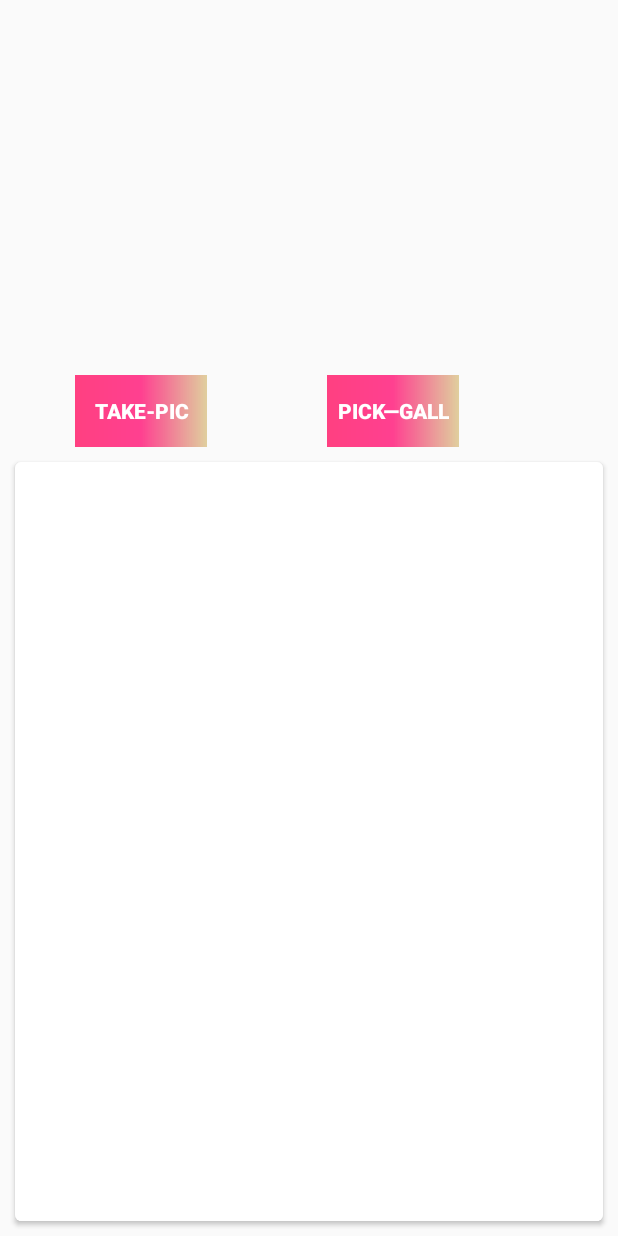
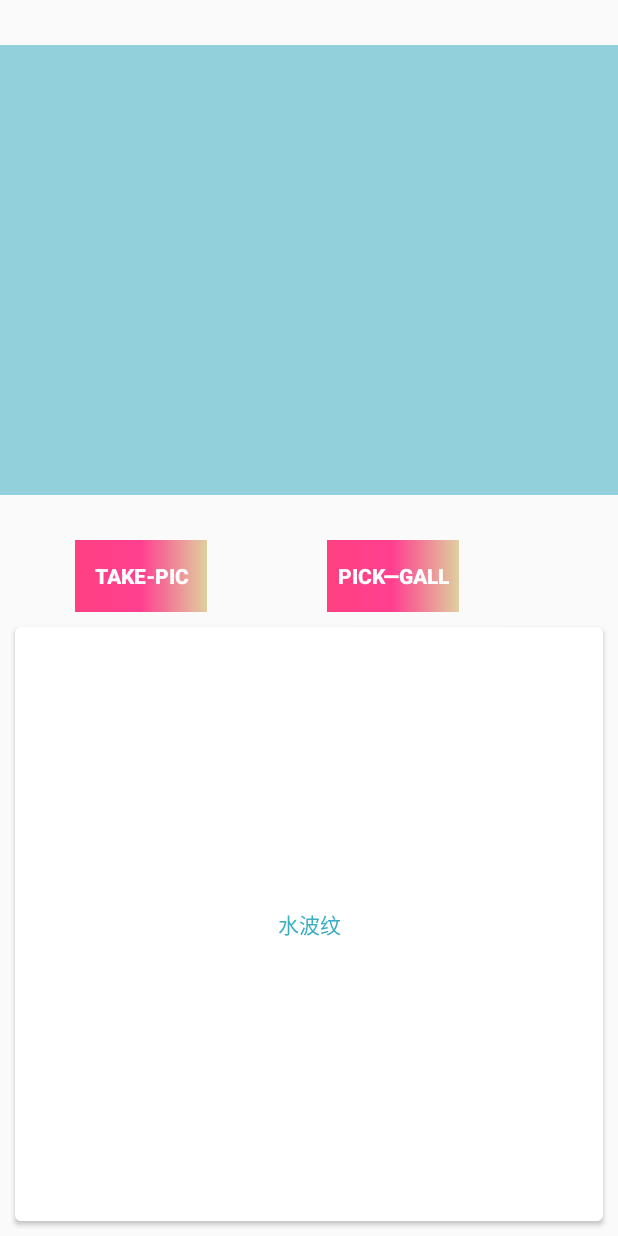
Before and after one commit to ShellRay/LittleHabit, an Android app: the CustomPhotoActivity screen opened directly, with no data from a screen before it, on a phone screen of 412 x 824 dp. Run offline under Robolectric (Android 15) with nearby library versions, the phone set to English and light mode, and no system bars; libraries missing offline, so code that uses them is left out: com.gyf.barlibrary; 1 statement that could not run was skipped.

Commit message:
seven commit

```diff
--- a/frescogif/app/src/main/java/com/example/frescogif/view/NbPhotoCropView/UCropView.java
+++ b/frescogif/app/src/main/java/com/example/frescogif/view/NbPhotoCropView/UCropView.java
@@ -57,4 +57,9 @@ public class UCropView extends FrameLayout {
         return mViewOverlay;
     }
 
+    public void setPostInvite() {
+        mGestureCropImageView.postInvalidate();
+        mViewOverlay.postInvalidate();
+        this.postInvalidate();
+    }
 }
--- a/frescogif/app/src/main/res/layout/activity_custom_photo.xml
+++ b/frescogif/app/src/main/res/layout/activity_custom_photo.xml
@@ -5,9 +5,11 @@
 
     <ImageView
         android:id="@+id/iv_img"
-        android:layout_marginTop="20dp"
-        android:layout_width="200dp"
-        android:layout_height="200dp"
+        android:layout_marginTop="30dp"
+        android:layout_width="match_parent"
+        android:layout_height="300dp"
+        android:background="@color/colorPrimary"
+        android:scaleType="centerCrop"
         android:layout_gravity="center"/>
     <LinearLayout
         android:layout_width="match_parent"
@@ -34,6 +36,8 @@
         android:layout_width="match_parent"
         android:layout_height="match_parent"
         android:layout_margin="10dp"
+        android:text="水波纹"
+        android:textColor="@color/colorPrimaryDark"
         android:background="@drawable/ripple_drawable_white"/>
 
 </LinearLayout>
```
Also changed, not shown: frescogif/app/src/main/java/com/example/frescogif/activity/CustomPhotoActivity.java (+11 -7 lines), frescogif/app/src/main/java/com/example/frescogif/activity/PhotoCropPerfectActivity.java (+16 -6 lines), frescogif/app/src/main/java/com/example/frescogif/view/NbPhotoCropView/UCrop.java (+17 -0 lines).
